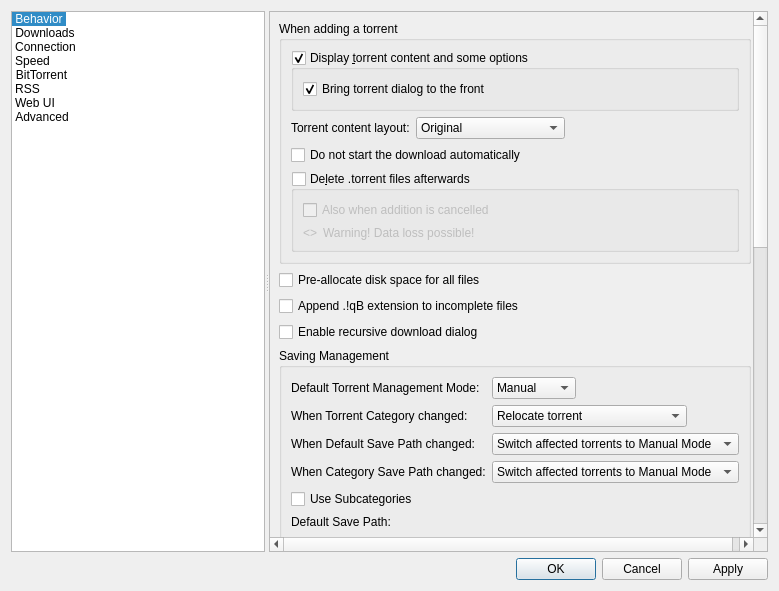
The window that src/gui/optionsdialog.ui (Auska/qbittorrent-static) describes before a commit, drawn with Qt 5.
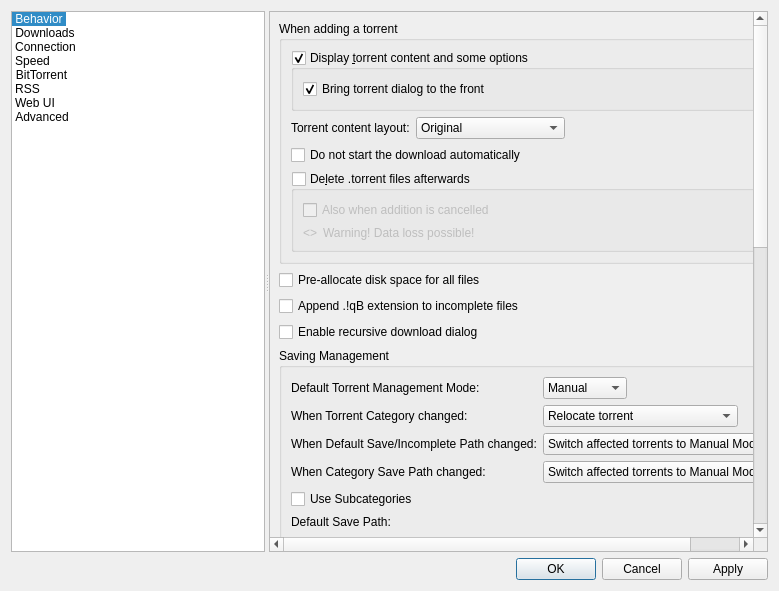
The same window after the commit. The open tabs and pages were chosen to show the change. Custom widgets are drawn as their Qt base class.

Diff of the .ui file:
```diff
--- a/src/gui/optionsdialog.ui
+++ b/src/gui/optionsdialog.ui
@@ -1015,7 +1015,7 @@
                  <item row="2" column="0">
                   <widget class="QLabel" name="labelCategoryDefaultPathChanged">
                    <property name="text">
-                    <string>When Default Save Path changed:</string>
+                    <string>When Default Save/Incomplete Path changed:</string>
                    </property>
                   </widget>
                  </item>
```
